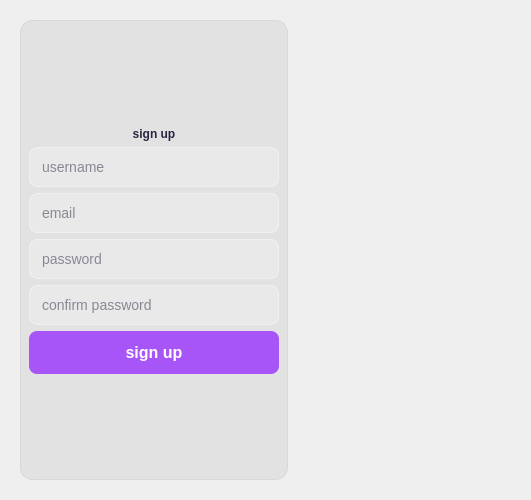
Old version of the form python_application/gui/ui_files/sign-up_test.ui in the repository MohammadIbraheem71/Image_filter_applicator.
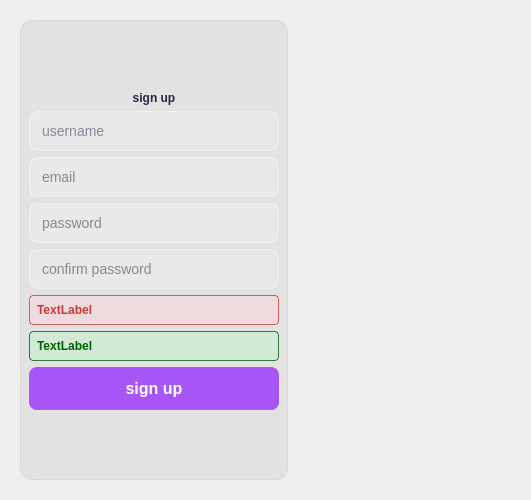
New version of the form. Icons and pictures are not drawn.

Commit message: Added password visibility and improved the UI

```diff
--- a/python_application/gui/ui_files/sign-up_test.ui
+++ b/python_application/gui/ui_files/sign-up_test.ui
@@ -233,6 +233,9 @@
              <height>16777215</height>
             </size>
            </property>
+           <property name="echoMode">
+            <enum>QLineEdit::EchoMode::Password</enum>
+           </property>
            <property name="placeholderText">
             <string>password</string>
            </property>
@@ -258,11 +261,62 @@
              <height>16777215</height>
             </size>
            </property>
+           <property name="echoMode">
+            <enum>QLineEdit::EchoMode::Password</enum>
+           </property>
            <property name="placeholderText">
             <string>confirm password</string>
            </property>
           </widget>
          </item>
+         <item>
+          <widget class="QLabel" name="error_lbl">
+           <property name="minimumSize">
+            <size>
+             <width>0</width>
+             <height>30</height>
+            </size>
+           </property>
+           <property name="styleSheet">
+            <string notr="true">    background-color: rgba(248, 215, 218, 150); /* light red with 150/255 opacity */
+    color: rgb(196, 62, 57);                              /* dark red text */
+    border: 1px solid rgba(196, 62, 57, 200);  /* optional semi-transparent border */
+    border-radius: 4px;
+    padding: 2px 4px;
+</string>
+           </property>
+           <property name="text">
+            <string>TextLabel</string>
+           </property>
+           <property name="wordWrap">
+            <bool>true</bool>
+           </property>
+          </widget>
+         </item>
+         <item>
+          <widget class="QLabel" name="success_lbl">
+           <property name="minimumSize">
+            <size>
+             <width>0</width>
+             <height>30</height>
+            </size>
+           </property>
+           <property name="styleSheet">
+            <string notr="true">background-color: rgba(198, 239, 206, 150); /* light green with 150/255 opacity */
+color: rgb(0, 97, 0);                        /* dark green text */
+border: 1px solid rgba(0, 97, 0, 200);      /* optional semi-transparent border */
+border-radius: 4px;
+padding: 2px 4px;
+</string>
+           </property>
+           <property name="text">
+            <string>TextLabel</string>
+           </property>
+           <property name="wordWrap">
+            <bool>true</bool>
+           </property>
+          </widget>
+         </item>
          <item>
           <widget class="QPushButton" name="signup_btn">
            <property name="minimumSize">
```
The commit also changes 11 other files.
